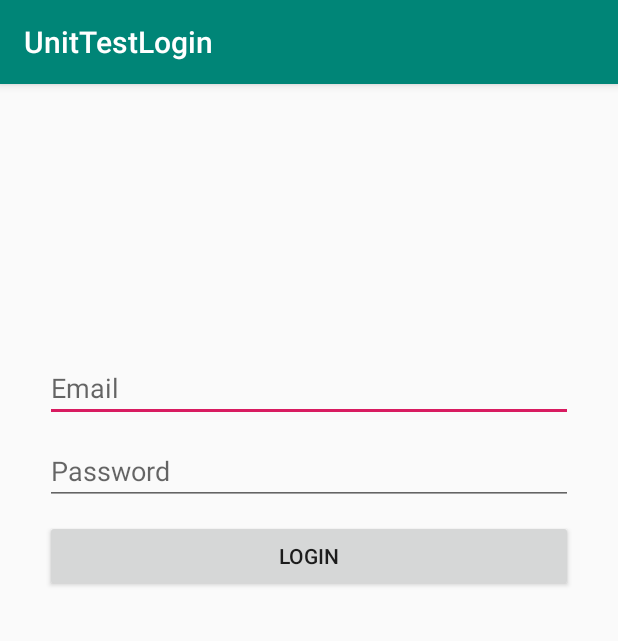
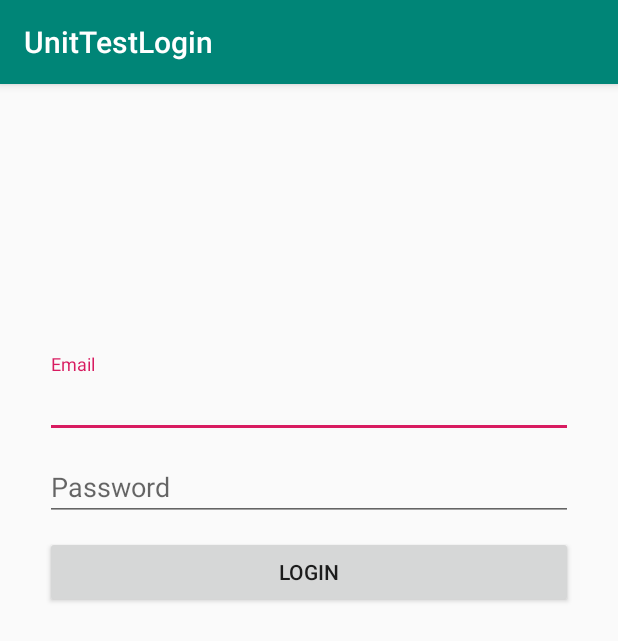
Before and after one commit to ChancePayne/UnitTestLogin, an Android app: the screen it shows after launch (MainActivity), on a phone screen of 412 x 824 dp. Shown: the top 641 px of the screen. Run offline under Robolectric (Android 15) with nearby library versions, the phone set to English and light mode, and no system bars.

```diff
--- a/app/src/main/res/layout/activity_main.xml
+++ b/app/src/main/res/layout/activity_main.xml
@@ -1,43 +1,57 @@
 <?xml version="1.0" encoding="utf-8"?>
-<android.support.constraint.ConstraintLayout xmlns:android="http://schemas.android.com/apk/res/android"
-    android:id="@+id/login_parent"
+<ScrollView  xmlns:android="http://schemas.android.com/apk/res/android"
     xmlns:app="http://schemas.android.com/apk/res-auto"
     xmlns:tools="http://schemas.android.com/tools"
+    android:id="@+id/login_parent"
     android:layout_width="match_parent"
-    android:layout_height="match_parent"
+    android:layout_height="match_parent">
+
+
+    <android.support.constraint.ConstraintLayout
+        android:layout_width="match_parent"
+        android:layout_height="wrap_content"
+        android:layout_marginTop="150dp"
         android:padding="30dp"
         tools:context=".MainActivity">
 
-    <EditText
-        android:layout_marginTop="150dp"
+        <android.support.design.widget.TextInputLayout
+            android:id="@+id/input_email_hint"
             android:layout_width="match_parent"
             android:layout_height="wrap_content"
-        android:id="@+id/input_email"
-        android:hint="Email"
-        android:inputType="textEmailAddress"
             app:layout_constraintLeft_toLeftOf="parent"
             app:layout_constraintRight_toRightOf="parent"
-        app:layout_constraintTop_toTopOf="parent" />
+            app:layout_constraintTop_toTopOf="parent">
 
             <EditText
-        android:layout_marginTop="10dp"
+                android:id="@+id/input_email"
                 android:layout_width="match_parent"
                 android:layout_height="wrap_content"
+                android:hint="Email"
+                android:inputType="textEmailAddress" />
+
+        </android.support.design.widget.TextInputLayout>
+
+        <EditText
             android:id="@+id/input_password"
+            android:layout_width="match_parent"
+            android:layout_height="wrap_content"
+            android:layout_marginTop="10dp"
             android:hint="Password"
             android:inputType="textPassword"
-        app:layout_constraintTop_toBottomOf="@id/input_email"
             app:layout_constraintLeft_toLeftOf="parent"
-        app:layout_constraintRight_toRightOf="parent" />
+            app:layout_constraintRight_toRightOf="parent"
+            app:layout_constraintTop_toBottomOf="@id/input_email_hint" />
 
         <Button
-        android:layout_marginTop="10dp"
             android:id="@+id/btn_login"
-        android:text="Login"
             android:layout_width="match_parent"
             android:layout_height="wrap_content"
-        app:layout_constraintTop_toBottomOf="@id/input_password"
+            android:layout_marginTop="10dp"
+            android:text="Login"
             app:layout_constraintLeft_toLeftOf="parent"
-        app:layout_constraintRight_toRightOf="parent" />
+            app:layout_constraintRight_toRightOf="parent"
+            app:layout_constraintTop_toBottomOf="@id/input_password" />
 
     </android.support.constraint.ConstraintLayout>
+
+</ScrollView>
```
Also changed, not shown: app/src/main/java/com/lambdaschool/unittestlogin/MainActivity.java (+13 -8 lines), 2 other files. Lines whose indentation alone changed are shown as unchanged.
